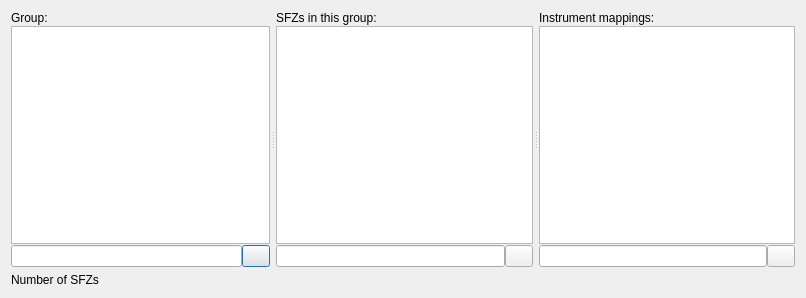
First picture: the form in musecbox/dialogs/sfzdb_dialog.ui, repository Zen-Master-SoSo/musecbox, before the edit.
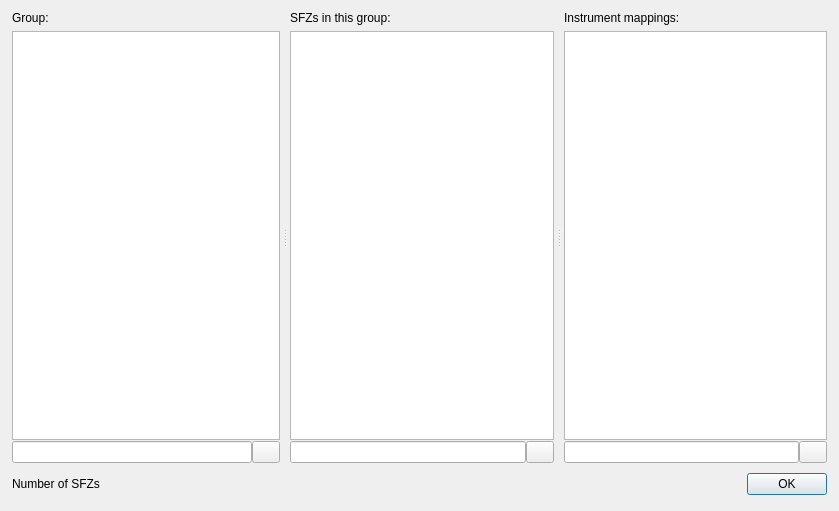
Second picture: the form after the edit. Icons and pictures are not drawn.

Commit message: WIP - path and dialog cleanups

What changed in the file:
```diff
--- a/musecbox/dialogs/sfzdb_dialog.ui
+++ b/musecbox/dialogs/sfzdb_dialog.ui
@@ -6,27 +6,36 @@
    <rect>
     <x>0</x>
     <y>0</y>
-    <width>806</width>
-    <height>298</height>
+    <width>839</width>
+    <height>511</height>
    </rect>
   </property>
   <property name="windowTitle">
    <string>SFZ Database</string>
   </property>
-  <layout class="QVBoxLayout" name="verticalLayout">
+  <layout class="QVBoxLayout" name="verticalLayout_7" stretch="1,0">
+   <property name="spacing">
+    <number>10</number>
+   </property>
+   <property name="leftMargin">
+    <number>12</number>
+   </property>
+   <property name="rightMargin">
+    <number>12</number>
+   </property>
+   <property name="bottomMargin">
+    <number>16</number>
+   </property>
    <item>
     <widget class="QSplitter" name="splitter_1">
      <property name="orientation">
       <enum>Qt::Horizontal</enum>
      </property>
      <property name="handleWidth">
-      <number>6</number>
+      <number>10</number>
      </property>
      <widget class="QWidget" name="layoutWidget">
-      <layout class="QVBoxLayout" name="lo_group">
-       <property name="spacing">
-        <number>1</number>
-       </property>
+      <layout class="QVBoxLayout" name="verticalLayout_4">
        <item>
         <widget class="QLabel" name="lbl_group">
          <property name="sizePolicy">
@@ -44,6 +53,11 @@
         </widget>
        </item>
        <item>
+        <layout class="QVBoxLayout" name="verticalLayout">
+         <property name="spacing">
+          <number>1</number>
+         </property>
+         <item>
         <widget class="QListWidget" name="lst_groups">
          <property name="autoScroll">
           <bool>false</bool>
@@ -56,14 +70,7 @@
           <number>0</number>
          </property>
          <item>
-          <widget class="QLineEdit" name="txt_group_search">
-           <property name="sizePolicy">
-            <sizepolicy hsizetype="Expanding" vsizetype="Fixed">
-             <horstretch>3</horstretch>
-             <verstretch>0</verstretch>
-            </sizepolicy>
-           </property>
-          </widget>
+            <widget class="QLineEdit" name="txt_group_search"/>
          </item>
          <item>
           <widget class="QPushButton" name="b_group_search">
@@ -85,19 +92,18 @@
         </layout>
        </item>
       </layout>
+       </item>
+      </layout>
      </widget>
      <widget class="QSplitter" name="splitter_2">
       <property name="orientation">
        <enum>Qt::Horizontal</enum>
       </property>
       <property name="handleWidth">
-       <number>6</number>
+       <number>10</number>
       </property>
       <widget class="QWidget" name="layoutWidget">
-       <layout class="QVBoxLayout" name="lo_sfz">
-        <property name="spacing">
-         <number>1</number>
-        </property>
+       <layout class="QVBoxLayout" name="verticalLayout_5">
         <item>
          <widget class="QLabel" name="lbl_sfzs">
           <property name="sizePolicy">
@@ -115,6 +121,11 @@
          </widget>
         </item>
         <item>
+         <layout class="QVBoxLayout" name="verticalLayout_2">
+          <property name="spacing">
+           <number>1</number>
+          </property>
+          <item>
          <widget class="QListWidget" name="lst_sfzs">
           <property name="autoScroll">
            <bool>false</bool>
@@ -130,14 +141,7 @@
            <number>0</number>
           </property>
           <item>
-           <widget class="QLineEdit" name="txt_sfz_search">
-            <property name="sizePolicy">
-             <sizepolicy hsizetype="Expanding" vsizetype="Fixed">
-              <horstretch>3</horstretch>
-              <verstretch>0</verstretch>
-             </sizepolicy>
-            </property>
-           </widget>
+             <widget class="QLineEdit" name="txt_sfz_search"/>
           </item>
           <item>
            <widget class="QPushButton" name="b_sfz_search">
@@ -159,12 +163,11 @@
          </layout>
         </item>
        </layout>
+        </item>
+       </layout>
       </widget>
       <widget class="QWidget" name="layoutWidget">
-       <layout class="QVBoxLayout" name="lo_instrument">
-        <property name="spacing">
-         <number>1</number>
-        </property>
+       <layout class="QVBoxLayout" name="verticalLayout_6">
         <item>
          <widget class="QLabel" name="lbl_instruments">
           <property name="sizePolicy">
@@ -182,6 +185,11 @@
          </widget>
         </item>
         <item>
+         <layout class="QVBoxLayout" name="verticalLayout_3">
+          <property name="spacing">
+           <number>1</number>
+          </property>
+          <item>
          <widget class="QListWidget" name="lst_mappings">
           <property name="autoScroll">
            <bool>false</bool>
@@ -197,14 +205,7 @@
            <number>0</number>
           </property>
           <item>
-           <widget class="QLineEdit" name="txt_instrument_search">
-            <property name="sizePolicy">
-             <sizepolicy hsizetype="Expanding" vsizetype="Fixed">
-              <horstretch>3</horstretch>
-              <verstretch>0</verstretch>
-             </sizepolicy>
-            </property>
-           </widget>
+             <widget class="QLineEdit" name="txt_instrument_search"/>
           </item>
           <item>
            <widget class="QPushButton" name="b_instrument_search">
@@ -226,10 +227,14 @@
          </layout>
         </item>
        </layout>
+        </item>
+       </layout>
       </widget>
      </widget>
     </widget>
    </item>
+   <item>
+    <layout class="QHBoxLayout" name="horizontalLayout">
    <item>
     <widget class="QLabel" name="lbl_status">
      <property name="sizePolicy">
@@ -243,6 +248,15 @@
      </property>
     </widget>
    </item>
+     <item>
+      <widget class="QDialogButtonBox" name="buttons">
+       <property name="standardButtons">
+        <set>QDialogButtonBox::Ok</set>
+       </property>
+      </widget>
+     </item>
+    </layout>
+   </item>
   </layout>
  </widget>
  <resources/>
```
Left out of the diff: 19 changed lines with no effect on the pictures. Lines whose indentation alone changed are shown as unchanged. The commit also changes 14 other files.
